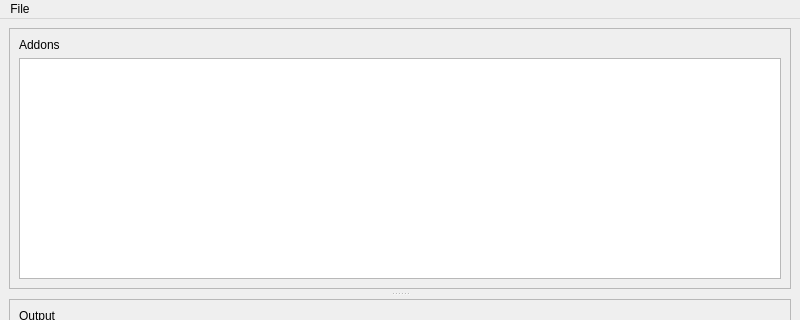
Qt form ui/main_window.ui (PaulCanada/wow-addon-updater) before a commit; both pictures show x 0 to 800 and y 0 to 320 of the 800 by 590 pixel window.
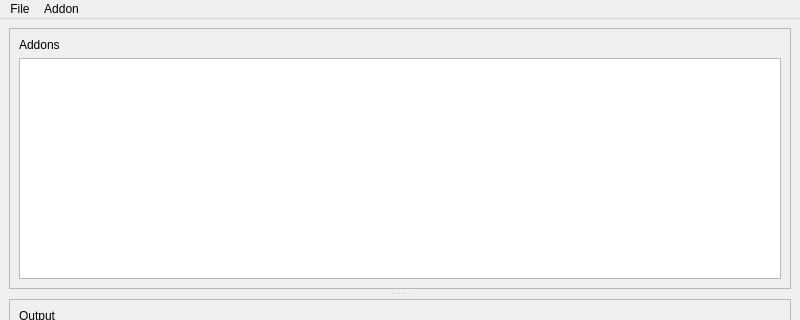
The same form after that commit.

Commit message: Add action menu item for Addon Window.

The edit to the form file:
```diff
--- a/ui/main_window.ui
+++ b/ui/main_window.ui
@@ -102,7 +102,14 @@
     <addaction name="actionAbout"/>
     <addaction name="actionClose"/>
    </widget>
+   <widget class="QMenu" name="menuAddon">
+    <property name="title">
+     <string>Addon</string>
+    </property>
+    <addaction name="actionAddAddon"/>
+   </widget>
    <addaction name="menuFile"/>
+   <addaction name="menuAddon"/>
   </widget>
   <widget class="QStatusBar" name="statusbar"/>
   <action name="actionClose">
```
Left out of the diff: 5 changed lines with no effect on the pictures. The commit also changes 1 other file.
